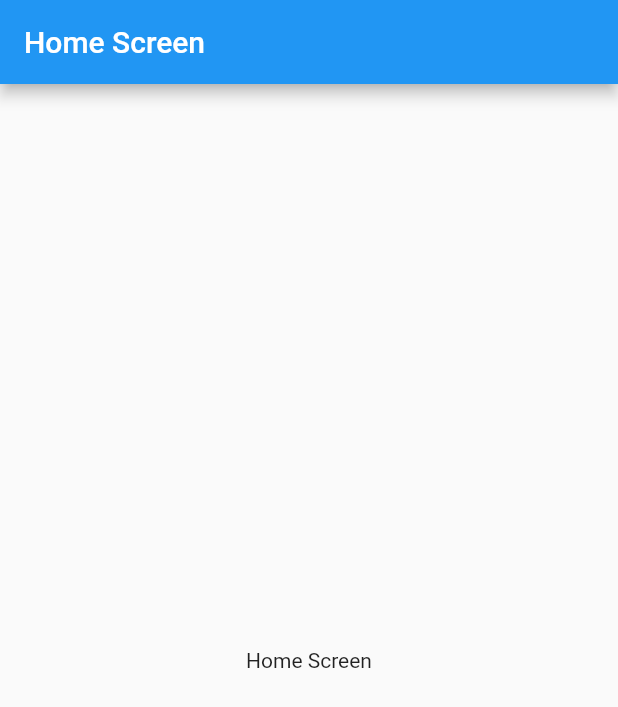
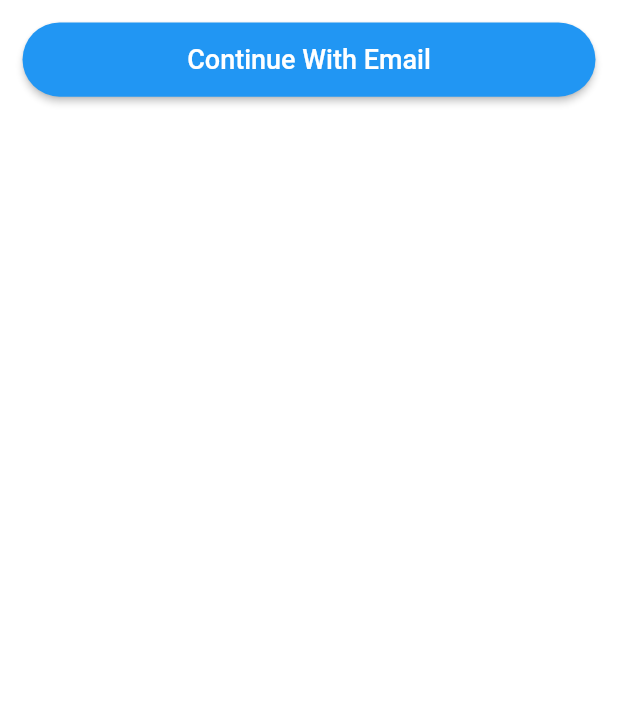
Before and after one commit to MahmoudRede/ElectroMaps, a Flutter app: the screen it shows after launch, on a phone screen of 412 x 824 dp. Shown: the top 707 px of the screen. Run offline on Flutter 3.47's test engine with Material 2 defaults, Android fonts, the phone set to English and light mode, and no system bars; our stand-ins replace dio, firebase_core, shared_preferences; accounts and stored records are empty.

```diff
--- a/lib/main.dart
+++ b/lib/main.dart
@@ -1,11 +1,18 @@
-import 'package:dio/dio.dart';
 import 'package:e_electromaps/core/remote/dio_helper.dart';
 import 'package:e_electromaps/presentation/screens/home_screen/home_screen.dart';
+import 'package:e_electromaps/presentation/screens/register_screen/register_screen.dart';
+import 'package:firebase_core/firebase_core.dart';
 import 'package:flutter/material.dart';
+
+import 'firebase_options.dart';
+import 'presentation/screens/register_options_screen/register_options_screen.dart';
 
 void main() async {
   WidgetsFlutterBinding.ensureInitialized();
   DioHelper.dioInit();
+  await Firebase.initializeApp(
+    options: DefaultFirebaseOptions.currentPlatform,
+  );
   runApp(const MyApp());
 }
 
@@ -15,7 +22,8 @@ class MyApp extends StatelessWidget {
   @override
   Widget build(BuildContext context) {
     return const MaterialApp(
-      home: HomeScreen(),
+      debugShowCheckedModeBanner: false,
+      home: RegisterOptionsScreen(),
     );
   }
 }
--- /dev/null
+++ b/lib/presentation/screens/register_options_screen/register_options_screen.dart
@@ -0,0 +1,36 @@
+import 'package:e_electromaps/presentation/widgets/default_button.dart';
+import 'package:flutter/material.dart';
+
+class RegisterOptionsScreen extends StatelessWidget {
+  const RegisterOptionsScreen({super.key});
+
+  @override
+  Widget build(BuildContext context) {
+    return SafeArea(
+      child: Scaffold(
+        backgroundColor: Colors.white,
+        body: Padding(
+          padding: const EdgeInsets.all(15),
+          child: SizedBox(
+            height: double.infinity,
+            width: double.infinity,
+            child: Column(
+              mainAxisAlignment: MainAxisAlignment.start,
+              crossAxisAlignment: CrossAxisAlignment.center,
+              children: [
+                DefaultButton(
+                  content: 'Continue With Email',
+                  style: const TextStyle(color: Colors.white, fontSize: 18),
+                  height: MediaQuery.sizeOf(context).height * 0.06,
+                  width: MediaQuery.sizeOf(context).height * 0.5,
+                  backGroundColor: Colors.blue,
+                ),
+                SizedBox(height: MediaQuery.sizeOf(context).height * 0.1,),
+              ],
+            ),
+          ),
+        ),
+      ),
+    );
+  }
+}
--- a/lib/presentation/widgets/default_button.dart
+++ b/lib/presentation/widgets/default_button.dart
@@ -0,0 +1,24 @@
+import 'package:flutter/material.dart';
+
+class DefaultButton extends StatelessWidget {
+  final String content;
+  TextStyle style;
+  double height;
+  double width;
+  Color backGroundColor;
+
+  DefaultButton({required this.backGroundColor, required this.height, required this.width, required this.style, required this.content, super.key});
+
+  @override
+  Widget build(BuildContext context) {
+    return ElevatedButton(
+      style:  ElevatedButton.styleFrom(
+        backgroundColor: backGroundColor,
+        shape: const StadiumBorder(),
+        minimumSize:   Size(width, height),
+      ),
+      onPressed: () {},
+      child: Text(content, style: style),
+    );
+  }
+}
--- a/pubspec.yaml
+++ b/pubspec.yaml
@@ -19,7 +19,7 @@ publish_to: 'none' # Remove this line if you wish to publish to pub.dev
 version: 1.0.0+1
 
 environment:
-  sdk: '>=3.1.5 <4.0.0'
+  sdk: '>=3.1.2 <4.0.0'
 
 # Dependencies specify other packages that your package needs in order to work.
 # To automatically upgrade your package dependencies to the latest versions
@@ -41,6 +41,8 @@ dependencies:
   dio: ^5.3.3
   flutter_native_splash: ^2.2.17
   shared_preferences: ^2.1.2
+  firebase_core: ^2.24.0
+  firebase_auth: ^4.15.0
 
 dev_dependencies:
   flutter_test:
```
Also changed, not shown: lib/presentation/screens/login_screen/login_screen.dart (added, +10 -0 lines), lib/presentation/screens/register_screen/register_screen.dart (added, +12 -0 lines), lib/firebase_options.dart (added), pubspec.lock, 8 other files.
